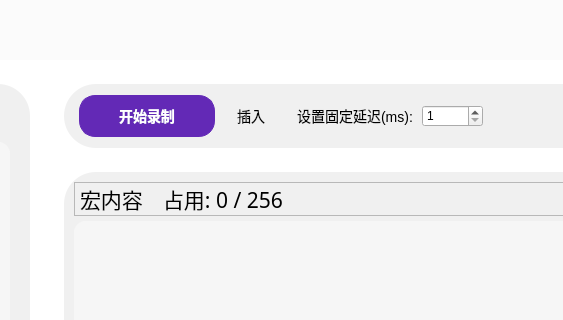
Above: FrameMacro.ui from wlffeng2008/AkkoStudio before the change; both pictures show x 274 to 837 and y 401 to 721 of the 1138 by 825 pixel window. Below: the same form after it.
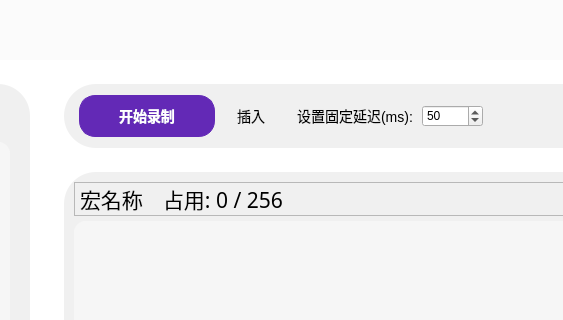
That is the form after the change. Icons and pictures are not drawn. Custom widgets are drawn as their Qt base class.

What changed in the file:
```diff
--- a/FrameMacro.ui
+++ b/FrameMacro.ui
@@ -439,11 +439,14 @@
                </size>
               </property>
               <property name="minimum">
-               <number>1</number>
+               <number>5</number>
               </property>
               <property name="maximum">
                <number>10000</number>
               </property>
+              <property name="value">
+               <number>50</number>
+              </property>
              </widget>
             </item>
             <item>
@@ -632,7 +635,7 @@
                   </font>
                  </property>
                  <property name="text">
-                  <string>宏内容</string>
+                  <string>宏名称</string>
                  </property>
                 </widget>
                </item>
```
